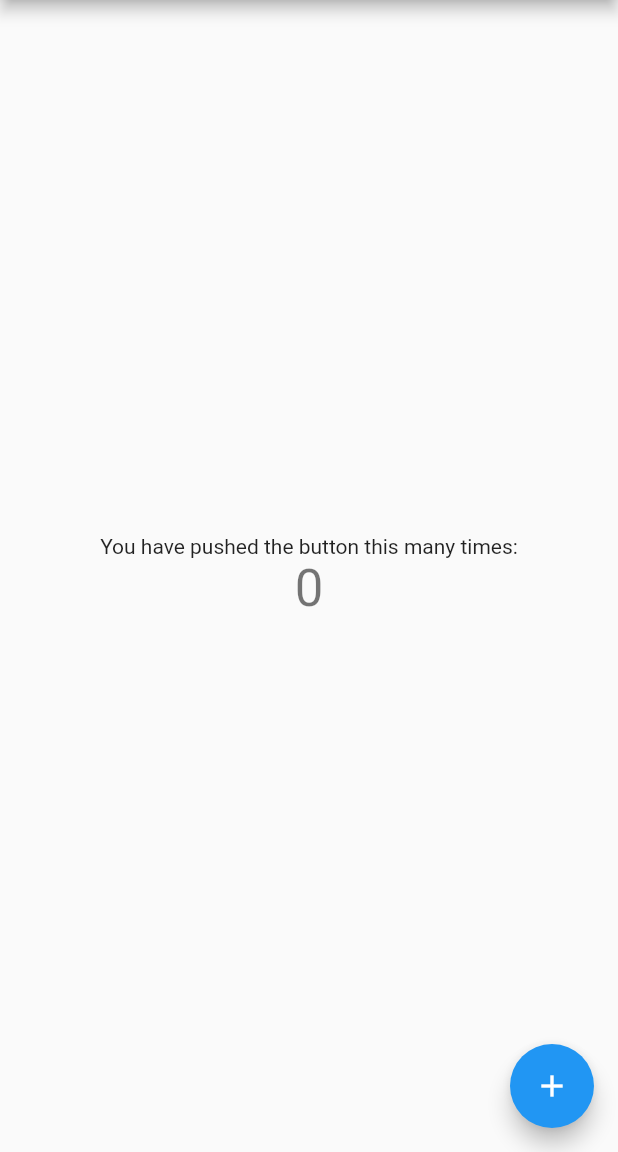
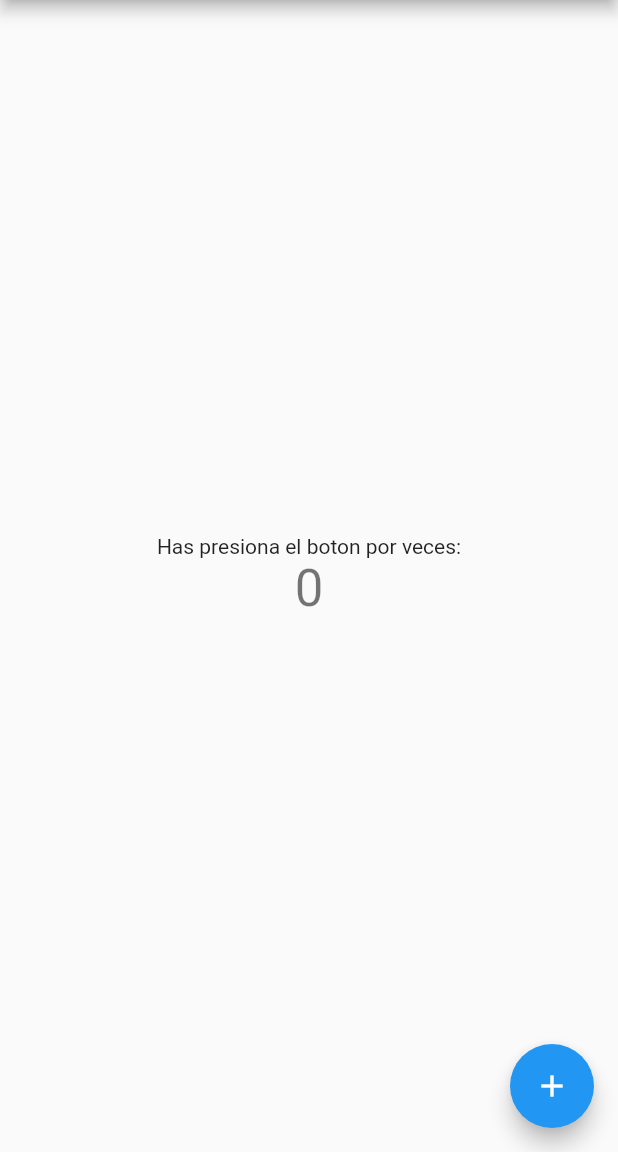
Before and after one commit to isaacfito07/helloworld, a Flutter app: the screen it shows after launch, on a phone screen of 412 x 824 dp, the part 84-1236 px from its top. Run offline on Flutter 3.47's test engine with Material 2 defaults, Android fonts, the phone set to English and light mode, and no system bars.

Commit message:
cambio al espanish

```diff
--- a/lib/main.dart
+++ b/lib/main.dart
@@ -96,7 +96,7 @@ class _MyHomePageState extends State<MyHomePage> {
           mainAxisAlignment: MainAxisAlignment.center,
           children: <Widget>[
             const Text(
-              'You have pushed the button this many times:',
+              'Has presiona el boton por veces:',
             ),
             Text(
               '$_counter',
```
